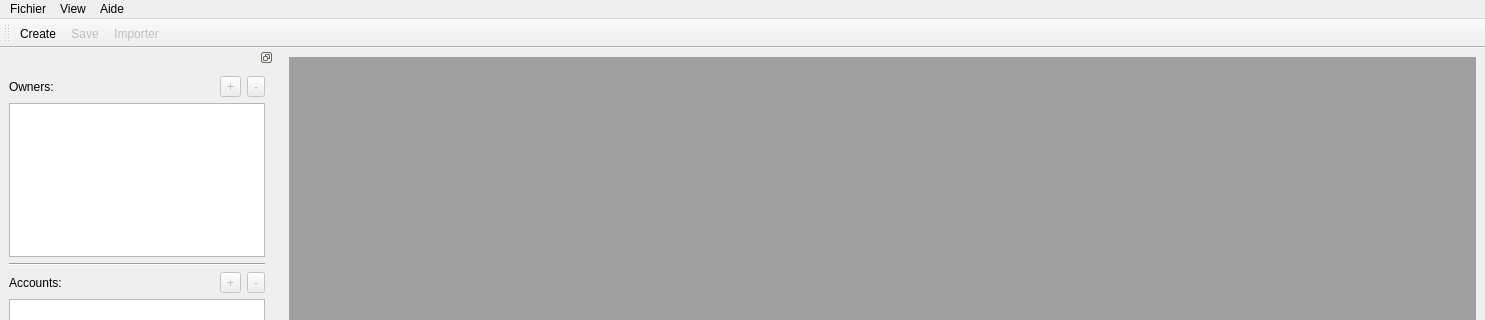
Above: src/ui/mainwindow.ui from KindVador/Accountancy before the change; both pictures show x 0 to 1485 and y 0 to 320 of the 1485 by 812 pixel window. Below: the same form after it.
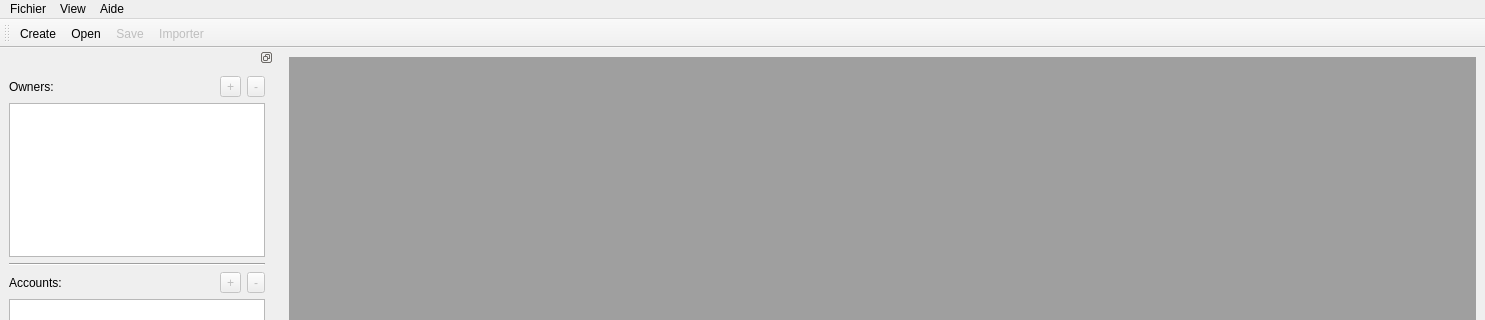
That is the form after the change. Icons and pictures are not drawn.

Commit message: add icons to actions

```diff
--- a/src/ui/mainwindow.ui
+++ b/src/ui/mainwindow.ui
@@ -79,6 +79,7 @@
     <bool>false</bool>
    </attribute>
    <addaction name="actionCreate"/>
+   <addaction name="actionOpen"/>
    <addaction name="actionSave"/>
    <addaction name="actionImport"/>
   </widget>
```
Left out of the diff: 24 changed lines with no effect on the pictures. The commit also changes 2433 other files.
